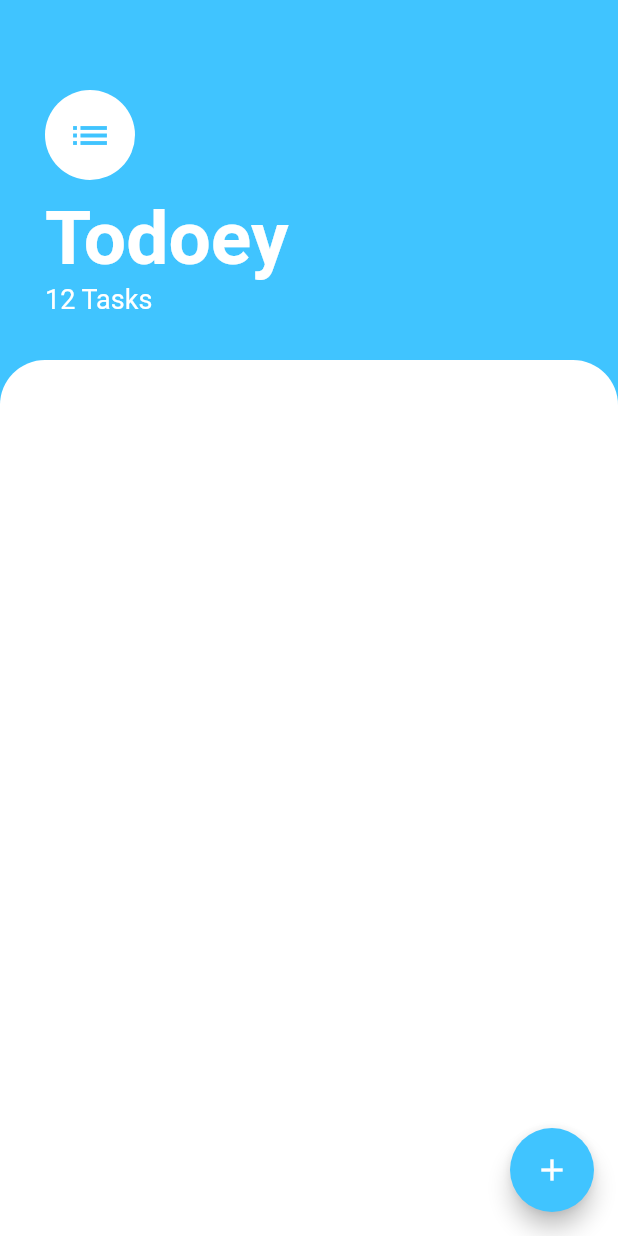
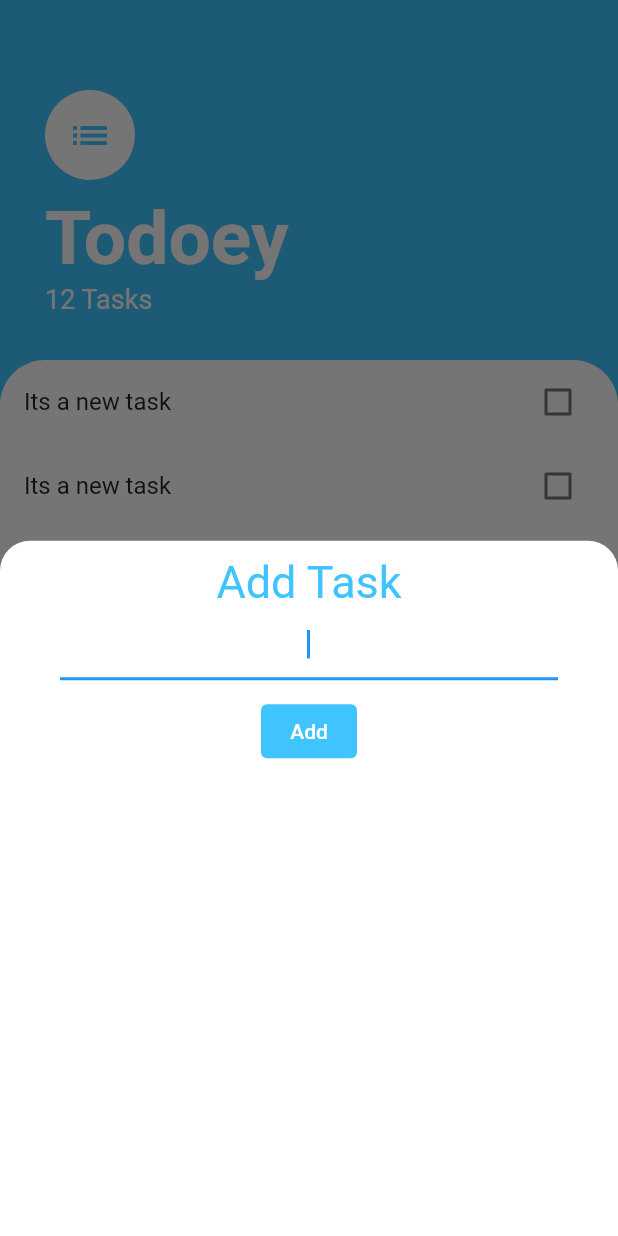
Before and after one commit to sofiabukovskaya/todoey, a Flutter app: the screen it shows after launch, after a tap on the "add" icon, on a phone screen of 412 x 824 dp. Run offline on Flutter 3.47's test engine with Material 2 defaults, Android fonts, the phone set to English and light mode, and no system bars.

Commit message:
added modal bottom sheet

```diff
--- a/lib/screens/tasks_screen.dart
+++ b/lib/screens/tasks_screen.dart
@@ -1,4 +1,6 @@
 import 'package:flutter/material.dart';
+import 'package:todoey/widgets/add_new_task_modal.dart';
+import 'package:todoey/widgets/task_list.dart';
 
 class TasksScreen extends StatelessWidget {
   const TasksScreen({Key? key}) : super(key: key);
@@ -55,12 +57,22 @@ class TasksScreen extends StatelessWidget {
                   topRight: Radius.circular(30),
                 ),
               ),
+              child: const TaskList(),
             ),
           ),
         ],
       ),
       floatingActionButton: FloatingActionButton(
-        onPressed: () {},
+        onPressed: () => showModalBottomSheet(
+          context: context,
+          shape: const RoundedRectangleBorder(
+            borderRadius: BorderRadius.vertical(
+              top: Radius.circular(20),
+            ),
+          ),
+          clipBehavior: Clip.antiAliasWithSaveLayer,
+          builder: (context) => const AddNewTaskModal(),
+        ),
         child: const Icon(Icons.add),
         backgroundColor: Colors.lightBlueAccent,
       ),
--- /dev/null
+++ b/lib/widgets/add_new_task_modal.dart
@@ -0,0 +1,50 @@
+import 'package:flutter/material.dart';
+
+class AddNewTaskModal extends StatelessWidget {
+  const AddNewTaskModal({Key? key}) : super(key: key);
+
+  @override
+  Widget build(BuildContext context) {
+    return DecoratedBox(
+      decoration: const BoxDecoration(
+        color: Colors.white,
+      ),
+      child: Padding(
+        padding: const EdgeInsets.symmetric(
+          horizontal: 40,
+          vertical: 10,
+        ),
+        child: Column(
+          children: [
+            const Text(
+              'Add Task',
+              style: TextStyle(
+                fontSize: 30,
+                color: Colors.lightBlueAccent,
+              ),
+            ),
+            const TextField(
+              autofocus: true,
+              textAlign: TextAlign.center,
+            ),
+            const SizedBox(
+              height: 10,
+            ),
+            TextButton(
+              onPressed: () {},
+              child: const Text(
+                'Add',
+                style: TextStyle(
+                  color: Colors.white,
+                ),
+              ),
+              style: TextButton.styleFrom(
+                backgroundColor: Colors.lightBlueAccent,
+              ),
+            ),
+          ],
+        ),
+      ),
+    );
+  }
+}
--- /dev/null
+++ b/lib/widgets/task_list.dart
@@ -0,0 +1,17 @@
+import 'package:flutter/material.dart';
+import 'package:todoey/widgets/task_tile.dart';
+
+class TaskList extends StatelessWidget {
+  const TaskList({Key? key}) : super(key: key);
+
+  @override
+  Widget build(BuildContext context) {
+    return ListView(
+      children: const [
+        TaskTile(),
+        TaskTile(),
+        TaskTile(),
+      ],
+    );
+  }
+}
--- /dev/null
+++ b/lib/widgets/task_tile.dart
@@ -0,0 +1,16 @@
+import 'package:flutter/material.dart';
+
+class TaskTile extends StatelessWidget {
+  const TaskTile({Key? key}) : super(key: key);
+
+  @override
+  Widget build(BuildContext context) {
+    return ListTile(
+      title: const Text('Its a new task'),
+      trailing: Checkbox(
+        value: false,
+        onChanged: (newValue) {},
+      ),
+    );
+  }
+}
```
